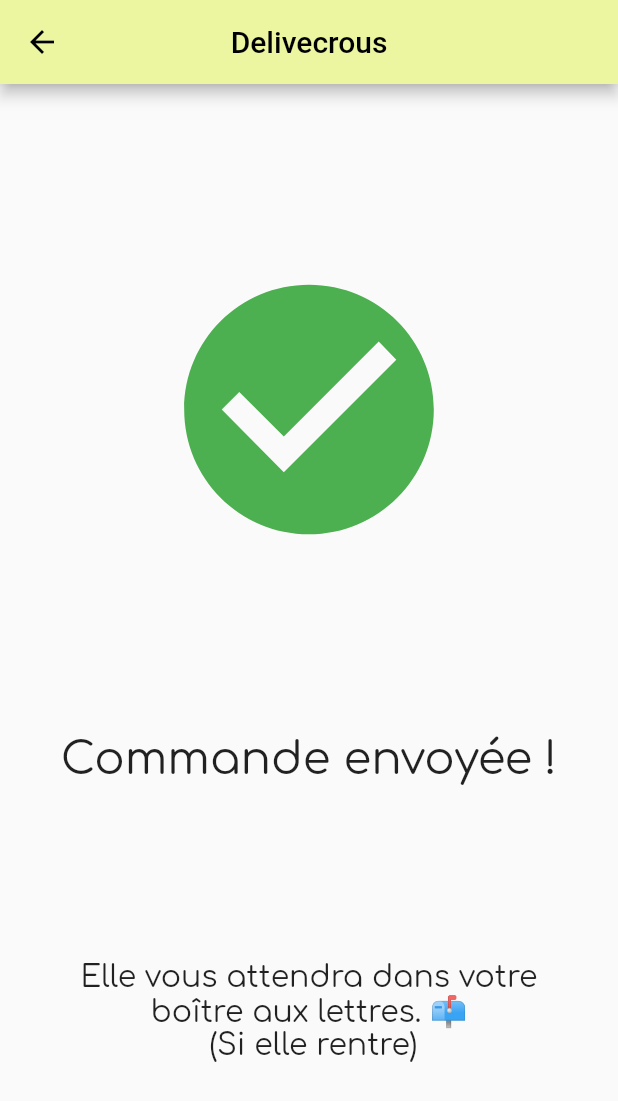
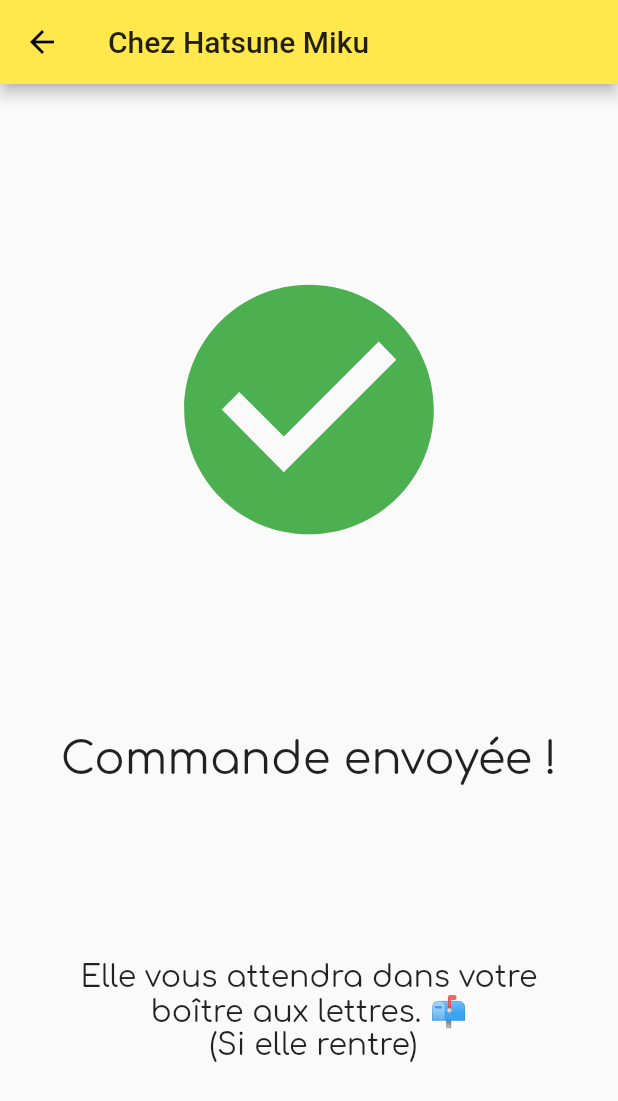
Before and after one commit to ThomasDspl/App, a Flutter app: the screen it shows after launch, after a tap on the "shopping cart" icon, on a phone screen of 412 x 824 dp. Shown: the top 1101 px of the screen. Run offline on Flutter 3.47's test engine with Material 2 defaults, Android fonts, the phone set to English and light mode, and no system bars.

Commit message:
Adaptation visuelle (description, couleur, etc...)

```diff
--- a/lib/confirmation.dart
+++ b/lib/confirmation.dart
@@ -1,21 +1,11 @@
 import 'package:flutter/material.dart';
+import 'main.dart';
 
 class Confirmation extends StatelessWidget {
-
   @override
   Widget build(BuildContext context) {
-
     return Scaffold(
-      appBar: AppBar(
-        title: Text(
-          'Delivecrous',
-          style: TextStyle(
-            color: Colors.black
-          ),
-        ),
-        centerTitle: true,
-        backgroundColor: const Color(0xffecf59f)
-      ),
+        appBar: appBar(context, APP_NAME, panier: false),
         body: Column(
           mainAxisAlignment: MainAxisAlignment.spaceEvenly,
           children: [
@@ -43,7 +33,6 @@ class Confirmation extends StatelessWidget {
               ),
             ),
           ],
-      )
-    );
+        ));
   }
 }
--- a/lib/fiche_produit.dart
+++ b/lib/fiche_produit.dart
@@ -27,14 +27,11 @@ class _FicheProduitState extends State<FicheProduit> {
       widget.recette.state = value;
       switch (value) {
         case true:
-          panier.add(widget.recette);
           Provider.of<CartBloc>(context, listen: false)
               .addToCart(widget.recette);
           break;
         case false:
-          panier.remove(widget.recette);
           Provider.of<CartBloc>(context, listen: false).clear(widget.recette);
-
           break;
       }
       print(Provider.of<CartBloc>(context, listen: false).cart);
@@ -44,11 +41,28 @@ class _FicheProduitState extends State<FicheProduit> {
   @override
   Widget build(BuildContext context) {
     return MaterialApp(
-      title: 'Flutter Demo',
+      title: APP_NAME,
+      theme: ThemeData(
+        // This is the theme of your application.
+        //
+        // Try running your application with "flutter run". You'll see the
+        // application has a blue toolbar. Then, without quitting the app, try
+        // changing the primarySwatch below to Colors.green and then invoke
+        // "hot reload" (press "r" in the console where you ran "flutter run",
+        // or simply save your changes to "hot reload" in a Flutter IDE).
+        // Notice that the counter didn't reset back to zero; the application
+        // is not restarted.
+        primaryColor: COULEUR_PRINCIPALE,
+        // This makes the visual density adapt to the platform that you run
+        // the app on. For desktop platforms, the controls will be smaller and
+        // closer together (more dense) than on mobile platforms.
+        visualDensity: VisualDensity.adaptivePlatformDensity,
+      ),
       home: Scaffold(
-        appBar: AppBar(
-          title: Text('Delivecrous'),
-        ),
+        // appBar: AppBar(
+        //   title: Text(APP_NAME),
+        // ),
+        appBar: appBar(context, APP_NAME),
         body: ListView(
           children: [
             Image.asset(
--- a/lib/main.dart
+++ b/lib/main.dart
@@ -8,17 +8,16 @@ import 'fiche_produit.dart' as FicheProduit;
 import 'cart_bloc.dart';
 import 'confirmation.dart';
 
-List<Recette> panier = [];
-
 const String ROUTE_DETAIL = "/details";
 const String ROUTE_CONFIRMATION = "/confirm";
 const String APP_NAME = "Chez Hatsune Miku";
+const Color COULEUR_PRINCIPALE = Color.fromRGBO(255, 231, 76, 1.0);
 const String json = '''
 [
     {
         "id": "0",
         "name": "spaghetti bolo_gnaise",
-        "description": "MES PRECIEUX ..... SPAGHETTI",
+        "description": "Lorem ipsum dolor sit amet, consectetur adipiscing elit. Duis at tellus suscipit, mollis purus ac, auctor risus. Nam lacinia erat ac tellus accumsan, ac accumsan mauris tempus. Etiam eu ornare enim, ut tincidunt velit. Fusce cursus, enim eget tincidunt tempus, sapien sapien tincidunt orci, sed blandit purus sapien sit amet magna. Donec auctor lacinia odio non ultrices. Nam laoreet accumsan sapien id molestie. Phasellus laoreet gravida eros quis vestibulum. Phasellus pretium eros a libero cursus lobortis. Curabitur eu dui et est tincidunt varius commodo a sem. Etiam et arcu ut enim egestas cursus. Mauris non convallis sem. Donec eget leo non neque vulputate tempus.",
         "prix": 10,
         "photo": "images/spaghetti_bolo_gnaise.png",
         "allergenes": ["Lorem ipsum","blabla","Lorem ipsum"]
@@ -26,10 +25,10 @@ const String json = '''
     {
         "id": "1",
         "name": "spaghetti bolo_gnaise",
-        "description": "MES PRECIEUX ..... SPAGHETTI",
+        "description": "Lorem ipsum dolor sit amet.",
         "prix": 15,
         "photo": "images/spaghetti_bolo_gnaise.png",
-        "allergenes": ["Lorem ipsum","blabla2","Lorem ipsum"]
+        "allergenes": ["pâtes","sauce tomate","boeuf"]
     },
     {
         "id": "2",
@@ -150,12 +149,10 @@ class _RecetteWidgetState extends State<RecetteWidget> {
         widget.recette.state = state;
         switch (state) {
           case true:
-            panier.add(widget.recette);
             Provider.of<CartBloc>(context, listen: false)
                 .addToCart(widget.recette);
             break;
           case false:
-            panier.remove(widget.recette);
             Provider.of<CartBloc>(context, listen: false).clear(widget.recette);
             break;
         }
@@ -202,7 +199,12 @@ class _RecetteWidgetState extends State<RecetteWidget> {
                         ],
                       ),
                       Container(
-                        child: Text(widget.recette.description, softWrap: true),
+                        child: Text(
+                          widget.recette.description,
+                          softWrap: true,
+                          maxLines: 5,
+                          overflow: TextOverflow.ellipsis,
+                        ),
                       )
                     ],
                   )),
@@ -281,7 +283,7 @@ class MyApp extends StatelessWidget {
           // or simply save your changes to "hot reload" in a Flutter IDE).
           // Notice that the counter didn't reset back to zero; the application
           // is not restarted.
-          primaryColor: Color.fromRGBO(255, 231, 76, 1.0),
+          primaryColor: COULEUR_PRINCIPALE,
           // This makes the visual density adapt to the platform that you run
           // the app on. For desktop platforms, the controls will be smaller and
           // closer together (more dense) than on mobile platforms.
@@ -351,7 +353,7 @@ class _MyHomePageState extends State<MyHomePage> {
   }
 }
 
-AppBar appBar(BuildContext context, String title) {
+AppBar appBar(BuildContext context, String title, {bool panier = true}) {
   var bloc = Provider.of<CartBloc>(context, listen: false);
 
   int totalCount = 0;
@@ -384,7 +386,8 @@ AppBar appBar(BuildContext context, String title) {
     // the App.build method, and use it to set our appbar title.
     title: Text(title),
     actions: <Widget>[
-      Container(
+      (panier)
+          ? Container(
               child: GestureDetector(
                 onTap: () {
                   Navigator.pushNamed(context, ROUTE_CONFIRMATION);
@@ -392,6 +395,7 @@ AppBar appBar(BuildContext context, String title) {
                 child: _buildCartIcon(totalCount),
               ),
             )
+          : Text("")
     ],
   );
 }
```
Lines whose indentation alone changed are shown as unchanged.
